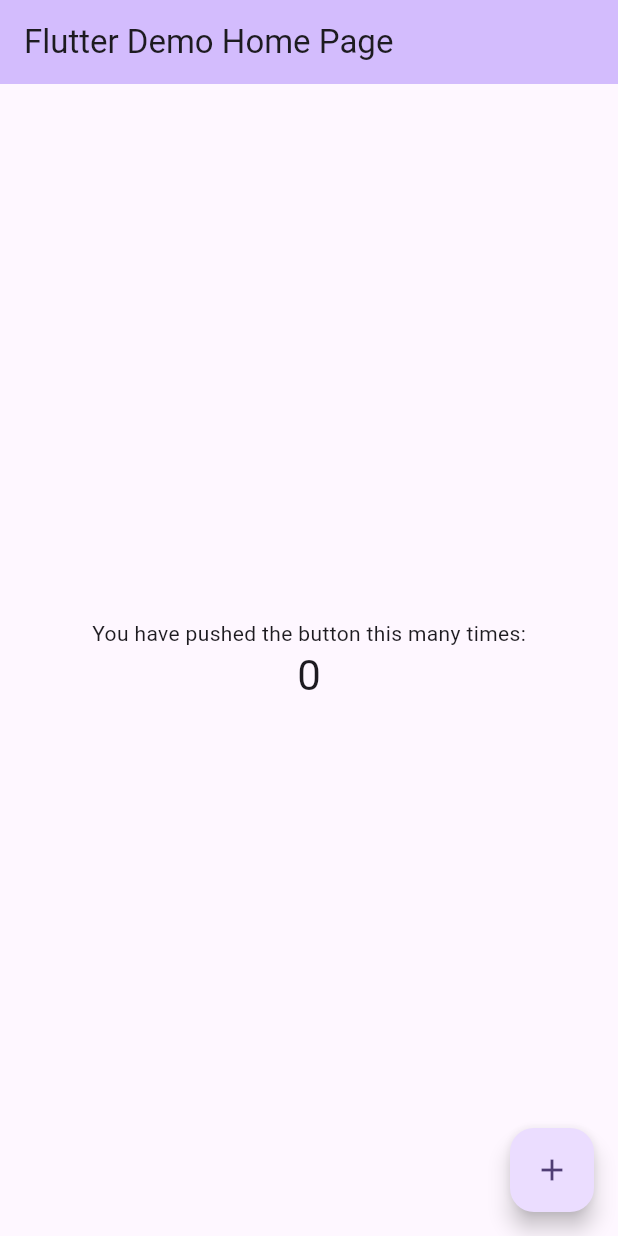
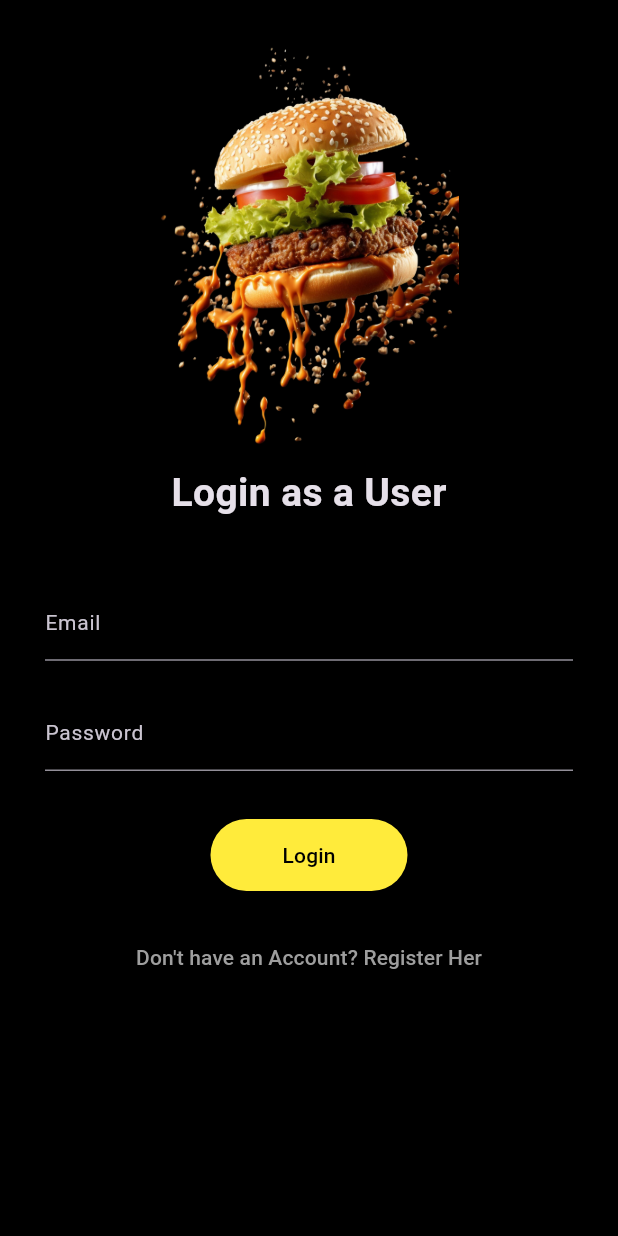
Before and after one commit to Prof-MohamedAtef/MokatamFoodClientApp, a Flutter app: the screen it shows after launch, on a phone screen of 412 x 824 dp. Run offline on Flutter 3.47's test engine with Material 3 defaults, Android fonts, the phone set to English and light mode, and no system bars.

Commit message:
Add login and sign up UI screens

```diff
--- /dev/null
+++ b/lib/Authentication/login_screen.dart
@@ -0,0 +1,93 @@
+import 'package:flutter/material.dart';
+import 'package:user_app/Authentication/signup_screen.dart';
+
+class LoginScreen extends StatefulWidget {
+  const LoginScreen({super.key});
+
+  @override
+  State<LoginScreen> createState() => _LoginScreenState();
+}
+
+class _LoginScreenState extends State<LoginScreen> {
+  TextEditingController emailTextEditingController = TextEditingController();
+  TextEditingController passwordTextEditingController = TextEditingController();
+  @override
+  Widget build(BuildContext context) {
+    return Scaffold(
+      body: SingleChildScrollView(
+        child: Padding(
+          padding: const EdgeInsets.all(10.0),
+          child: Column(
+            children: [
+              Image.asset("assets/images/logo.png", height: 300, width: 300),
+              Text(
+                "Login as a User",
+                style: TextStyle(fontSize: 26, fontWeight: FontWeight.bold),
+              ),
+              // * Text Fields + Button
+              Padding(
+                padding: const EdgeInsets.all(20),
+                child: Column(
+                  children: [
+                    SizedBox(height: 22),
+                    // * Email
+                    TextField(
+                      controller: emailTextEditingController,
+                      keyboardType: TextInputType.emailAddress,
+                      decoration: InputDecoration(
+                        labelText: 'Email',
+                        labelStyle: TextStyle(fontSize: 14),
+                      ),
+                      style: TextStyle(color: Colors.grey, fontSize: 14),
+                    ),
+
+                    SizedBox(height: 22),
+                    // * Password
+                    TextField(
+                      controller: passwordTextEditingController,
+                      keyboardType: TextInputType.text,
+                      obscureText: true,
+                      decoration: InputDecoration(
+                        labelText: 'Password',
+                        labelStyle: TextStyle(fontSize: 14),
+                      ),
+                      style: TextStyle(color: Colors.grey, fontSize: 14),
+                    ),
+                    SizedBox(height: 32),
+                    // Button
+                    ElevatedButton(
+                      onPressed: () {},
+                      style: ElevatedButton.styleFrom(
+                        backgroundColor: Colors.yellow,
+                        padding: EdgeInsets.symmetric(
+                          horizontal: 48,
+                          vertical: 14,
+                        ),
+                      ),
+                      child: Text(
+                        'Login',
+                        style: TextStyle(color: Colors.black),
+                      ),
+                    ),
+                  ],
+                ),
+              ),
+              TextButton(
+                onPressed: () {
+                  Navigator.push(
+                    context,
+                    MaterialPageRoute(builder: (c) => SignupScreen()),
+                  );
+                },
+                child: Text(
+                  'Don\'t have an Account? Register Her',
+                  style: TextStyle(color: Colors.grey),
+                ),
+              ),
+            ],
+          ),
+        ),
+      ),
+    );
+  }
+}
--- a/lib/main.dart
+++ b/lib/main.dart
@@ -1,4 +1,5 @@
 import 'package:flutter/material.dart';
+import 'package:user_app/Authentication/login_screen.dart';
 
 void main() {
   runApp(const MyApp());
@@ -12,111 +13,9 @@ class MyApp extends StatelessWidget {
   Widget build(BuildContext context) {
     return MaterialApp(
       title: 'Flutter Demo',
-      theme: ThemeData(
-        // This is the theme of your application.
-        //
-        // TRY THIS: Try running your application with "flutter run". You'll see
-        // the application has a purple toolbar. Then, without quitting the app,
-        // try changing the seedColor in the colorScheme below to Colors.green
-        // and then invoke "hot reload" (save your changes or press the "hot
-        // reload" button in a Flutter-supported IDE, or press "r" if you used
-        // the command line to start the app).
-        //
-        // Notice that the counter didn't reset back to zero; the application
-        // state is not lost during the reload. To reset the state, use hot
-        // restart instead.
-        //
-        // This works for code too, not just values: Most code changes can be
-        // tested with just a hot reload.
-        colorScheme: ColorScheme.fromSeed(seedColor: Colors.deepPurple),
-      ),
-      home: const MyHomePage(title: 'Flutter Demo Home Page'),
+      debugShowCheckedModeBanner: false,
+      theme: ThemeData.dark().copyWith(scaffoldBackgroundColor: Colors.black),
+      home: LoginScreen(),
     );
   }
 }
-
-class MyHomePage extends StatefulWidget {
-  const MyHomePage({super.key, required this.title});
-
-  // This widget is the home page of your application. It is stateful, meaning
-  // that it has a State object (defined below) that contains fields that affect
-  // how it looks.
-
-  // This class is the configuration for the state. It holds the values (in this
-  // case the title) provided by the parent (in this case the App widget) and
-  // used by the build method of the State. Fields in a Widget subclass are
-  // always marked "final".
-
-  final String title;
-
-  @override
-  State<MyHomePage> createState() => _MyHomePageState();
-}
-
-class _MyHomePageState extends State<MyHomePage> {
-  int _counter = 0;
-
-  void _incrementCounter() {
-    setState(() {
-      // This call to setState tells the Flutter framework that something has
-      // changed in this State, which causes it to rerun the build method below
-      // so that the display can reflect the updated values. If we changed
-      // _counter without calling setState(), then the build method would not be
-      // called again, and so nothing would appear to happen.
-      _counter++;
-    });
-  }
-
-  @override
-  Widget build(BuildContext context) {
-    // This method is rerun every time setState is called, for instance as done
-    // by the _incrementCounter method above.
-    //
-    // The Flutter framework has been optimized to make rerunning build methods
-    // fast, so that you can just rebuild anything that needs updating rather
-    // than having to individually change instances of widgets.
-    return Scaffold(
-      appBar: AppBar(
-        // TRY THIS: Try changing the color here to a specific color (to
-        // Colors.amber, perhaps?) and trigger a hot reload to see the AppBar
-        // change color while the other colors stay the same.
-        backgroundColor: Theme.of(context).colorScheme.inversePrimary,
-        // Here we take the value from the MyHomePage object that was created by
-        // the App.build method, and use it to set our appbar title.
-        title: Text(widget.title),
-      ),
-      body: Center(
-        // Center is a layout widget. It takes a single child and positions it
-        // in the middle of the parent.
-        child: Column(
-          // Column is also a layout widget. It takes a list of children and
-          // arranges them vertically. By default, it sizes itself to fit its
-          // children horizontally, and tries to be as tall as its parent.
-          //
-          // Column has various properties to control how it sizes itself and
-          // how it positions its children. Here we use mainAxisAlignment to
-          // center the children vertically; the main axis here is the vertical
-          // axis because Columns are vertical (the cross axis would be
-          // horizontal).
-          //
-          // TRY THIS: Invoke "debug painting" (choose the "Toggle Debug Paint"
-          // action in the IDE, or press "p" in the console), to see the
-          // wireframe for each widget.
-          mainAxisAlignment: MainAxisAlignment.center,
-          children: <Widget>[
-            const Text('You have pushed the button this many times:'),
-            Text(
-              '$_counter',
-              style: Theme.of(context).textTheme.headlineMedium,
-            ),
-          ],
-        ),
-      ),
-      floatingActionButton: FloatingActionButton(
-        onPressed: _incrementCounter,
-        tooltip: 'Increment',
-        child: const Icon(Icons.add),
-      ), // This trailing comma makes auto-formatting nicer for build methods.
-    );
-  }
-}
--- a/pubspec.yaml
+++ b/pubspec.yaml
@@ -58,9 +58,8 @@ flutter:
   uses-material-design: true
 
   # To add assets to your application, add an assets section, like this:
-  # assets:
-  #   - images/a_dot_burr.jpeg
-  #   - images/a_dot_ham.jpeg
+  assets:
+    - assets/images/
 
   # An image asset can refer to one or more resolution-specific "variants", see
   # https://flutter.dev/to/resolution-aware-images
```
Also changed, not shown: lib/Authentication/signup_screen.dart (added, +120 -0 lines), assets/images/logo.png (added).
